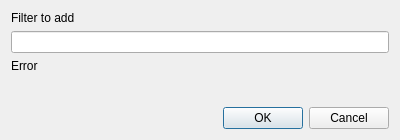
udoprog/ptscan, file qt/addfilter.ui: the form before one commit.
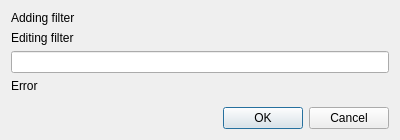
The form after the commit.

Patch:
```diff
--- a/qt/addfilter.ui
+++ b/qt/addfilter.ui
@@ -23,7 +23,14 @@
    <item>
     <widget class="QLabel" name="label">
      <property name="text">
-      <string>Filter to add</string>
+      <string>Adding filter</string>
+     </property>
+    </widget>
+   </item>
+   <item>
+    <widget class="QLabel" name="editFilterLabel">
+     <property name="text">
+      <string>Editing filter</string>
      </property>
     </widget>
    </item>
```
Left out of the diff: 2 changed lines with no effect on the pictures.
